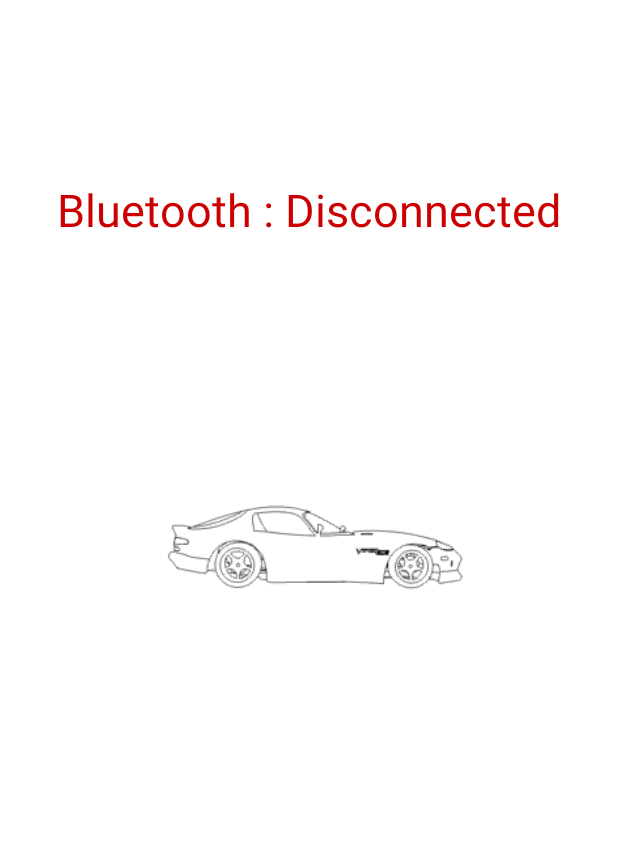
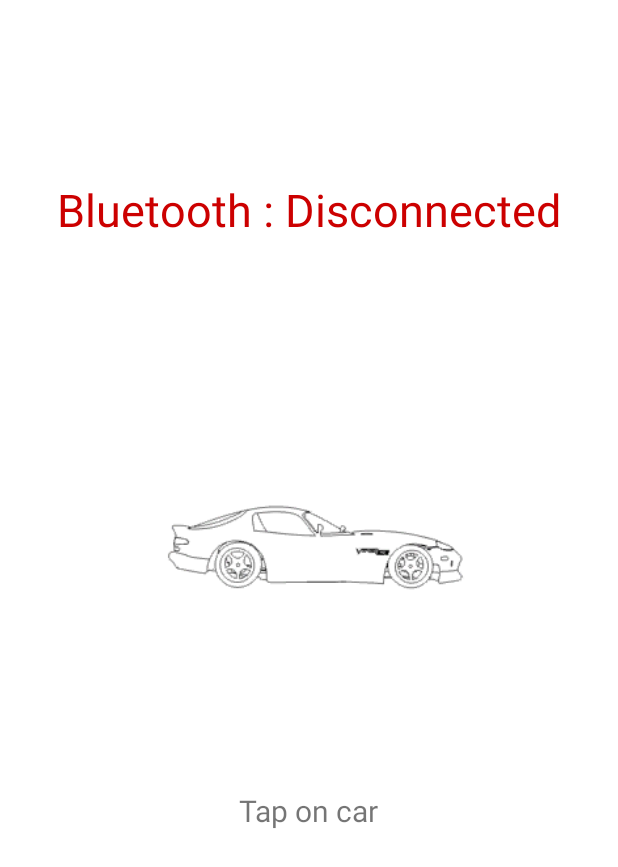
Before and after one commit to MananJMehta/Self-navigating-Car, an Android app: the layout activity_main.xml on its own in the app's theme, with its tools: preview values and no code run, on a phone screen of 412 x 824 dp. Shown: the top 867 px of the screen. Run offline under Robolectric (Android 15) with nearby library versions, the phone set to English and light mode, and no system bars.

Commit message:
Just added a tag under gif image.

```diff
--- a/CMPE243/app/src/main/res/layout/activity_main.xml
+++ b/CMPE243/app/src/main/res/layout/activity_main.xml
@@ -21,8 +21,8 @@
         android:layout_marginRight="8dp"
         app:layout_constraintRight_toRightOf="parent"
         app:layout_constraintVertical_bias="0.497"
-        android:onClick="openMap"
-        android:id="@+id/gifImageView" />
+        android:id="@+id/gifImageView"
+        android:onClick="openMap"/>
 
     <TextView
         android:id="@+id/textView"
@@ -55,4 +55,17 @@
         app:layout_constraintRight_toRightOf="parent"
         app:layout_constraintVertical_bias="0.23" />
 
+    <TextView
+        android:id="@+id/textView2"
+        android:layout_width="wrap_content"
+        android:layout_height="wrap_content"
+        android:text="Tap on car"
+        android:textSize="20dp"
+        android:layout_marginTop="8dp"
+        app:layout_constraintTop_toBottomOf="@+id/imageView"
+        android:layout_marginRight="8dp"
+        app:layout_constraintRight_toRightOf="parent"
+        android:layout_marginLeft="8dp"
+        app:layout_constraintLeft_toLeftOf="parent" />
+
 </android.support.constraint.ConstraintLayout>
```
Also changed, not shown: CMPE243/app/src/main/java/com/example/shivam/cmpe243/MainActivity.java (+7 -2 lines).
